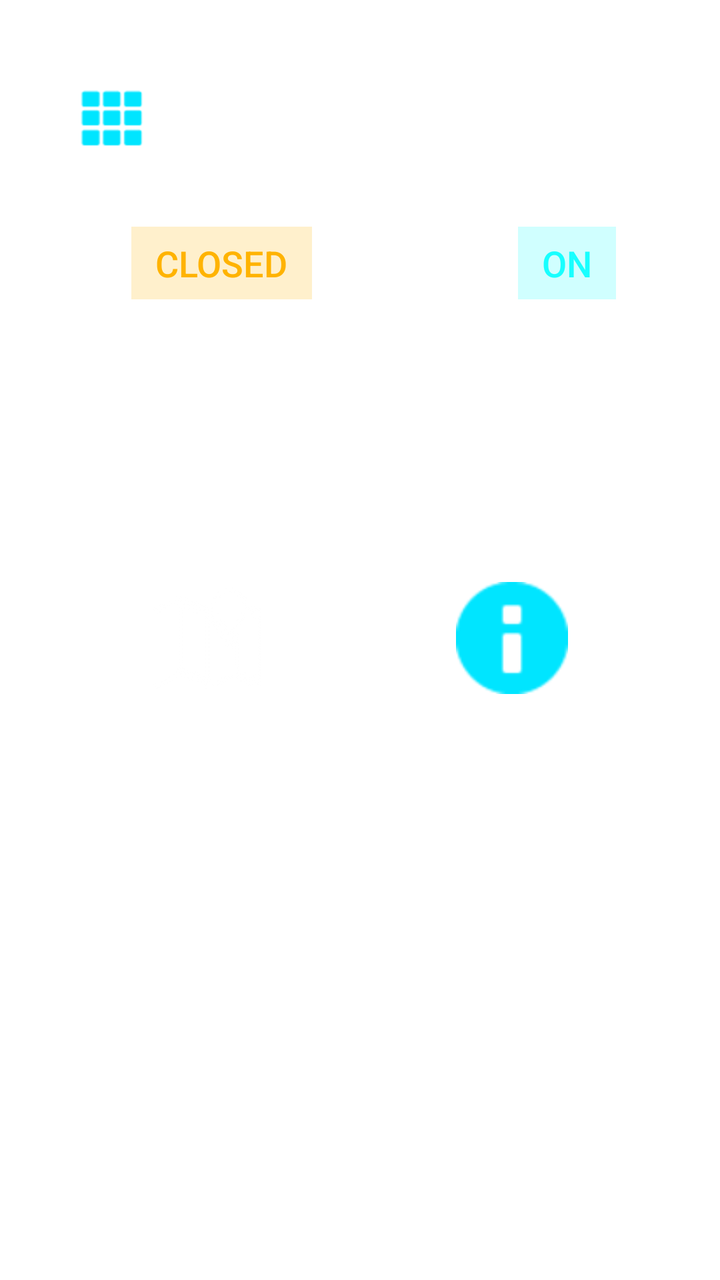
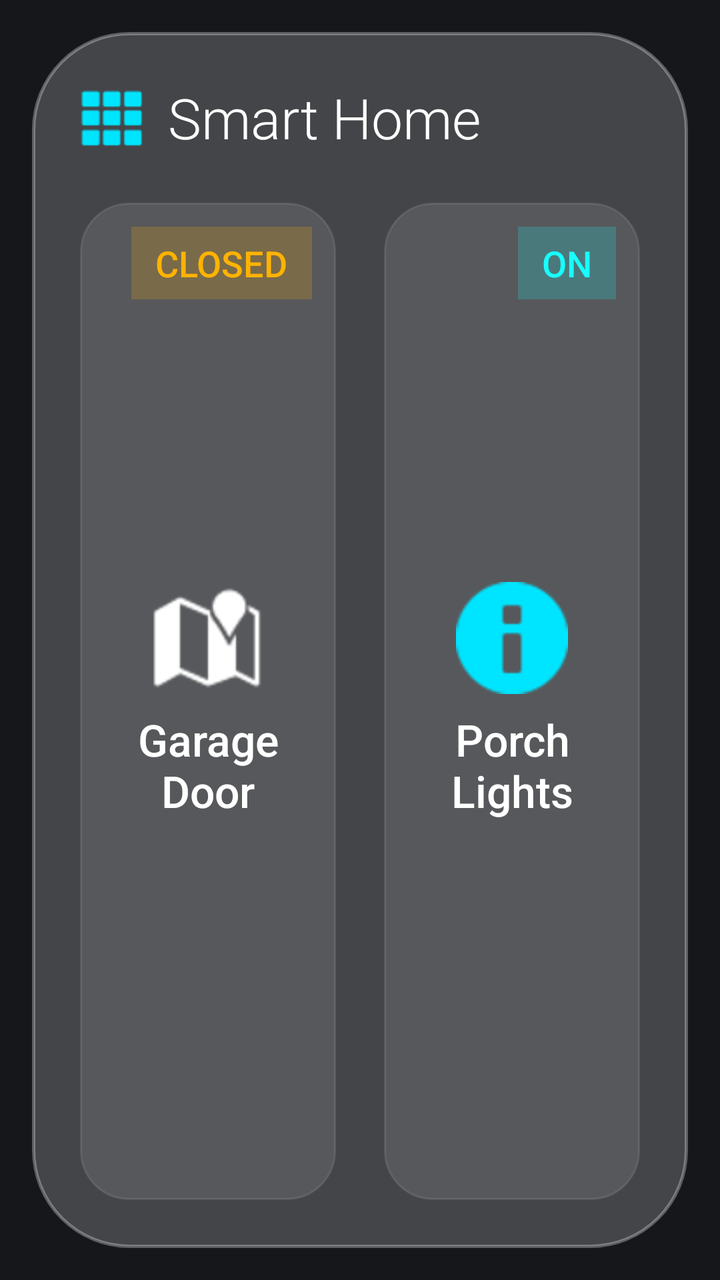

Two renders of the same Android screen: before a commit and after it. Below are the layout's source before the change and the commit's diff.
<!-- AndroidManifest.xml: application theme Theme.MockWidgets -->
<!-- res/layout/smart_device_widget.xml -->
<?xml version="1.0" encoding="utf-8"?>
<FrameLayout xmlns:android="http://schemas.android.com/apk/res/android"
    android:id="@+id/root_view"
    android:layout_width="match_parent"
    android:layout_height="match_parent"
    android:padding="16dp"
    android:background="@android:color/transparent">

    <LinearLayout
        android:layout_width="match_parent"
        android:layout_height="match_parent"
        android:orientation="vertical"
        android:background="@drawable/glass_panel"
        android:padding="24dp">

        
        <LinearLayout
            android:layout_width="match_parent"
            android:layout_height="wrap_content"
            android:orientation="horizontal"
            android:gravity="center_vertical"
            android:layout_marginBottom="24dp">
            <ImageView
                android:layout_width="32dp"
                android:layout_height="32dp"
                android:src="@android:drawable/ic_dialog_dialer"
                android:tint="#00E5FF"
                android:layout_marginRight="12dp"/>
            <TextView
                android:layout_width="wrap_content"
                android:layout_height="wrap_content"
                android:text="Smart Home"
                android:textColor="#FFFFFF"
                android:textSize="28sp"
                android:fontFamily="sans-serif-light"/>
        </LinearLayout>

        
        <LinearLayout
            android:layout_width="match_parent"
            android:layout_height="match_parent"
            android:orientation="horizontal">

            
            <FrameLayout
                android:id="@+id/btn_garage"
                android:layout_width="0dp"
                android:layout_height="match_parent"
                android:layout_weight="1"
                android:layout_marginRight="12dp"
                android:background="@drawable/glass_card_inner">
                
                <LinearLayout
                    android:layout_width="match_parent"
                    android:layout_height="match_parent"
                    android:orientation="vertical"
                    android:padding="16dp"
                    android:gravity="center">
                    <ImageView
                        android:layout_width="56dp"
                        android:layout_height="56dp"
                        android:src="@android:drawable/ic_dialog_map"
                        android:tint="#FFFFFF"
                        android:layout_marginBottom="8dp"/>
                    <TextView
                        android:layout_width="wrap_content"
                        android:layout_height="wrap_content"
                        android:text="Garage Door"
                        android:textColor="#FFFFFF"
                        android:textSize="22sp"
                        android:fontFamily="sans-serif-medium"
                        android:gravity="center"/>
                </LinearLayout>

                
                <TextView
                    android:id="@+id/badge_garage"
                    android:layout_width="wrap_content"
                    android:layout_height="wrap_content"
                    android:text="CLOSED"
                    android:textColor="#FFB300"
                    android:textSize="18sp"
                    android:fontFamily="sans-serif-medium"
                    android:background="#33FFB300"
                    android:paddingLeft="12dp"
                    android:paddingRight="12dp"
                    android:paddingTop="6dp"
                    android:paddingBottom="6dp"
                    android:layout_gravity="top|right"
                    android:layout_margin="12dp"/>
            </FrameLayout>

            
            <FrameLayout
                android:id="@+id/btn_lights"
                android:layout_width="0dp"
                android:layout_height="match_parent"
                android:layout_weight="1"
                android:layout_marginLeft="12dp"
                android:background="@drawable/glass_card_inner">
                
                <LinearLayout
                    android:layout_width="match_parent"
                    android:layout_height="match_parent"
                    android:orientation="vertical"
                    android:padding="16dp"
                    android:gravity="center">
                    <ImageView
                        android:layout_width="56dp"
                        android:layout_height="56dp"
                        android:src="@android:drawable/ic_dialog_info"
                        android:tint="#00E5FF"
                        android:layout_marginBottom="8dp"/>
                    <TextView
                        android:layout_width="wrap_content"
                        android:layout_height="wrap_content"
                        android:text="Porch Lights"
                        android:textColor="#FFFFFF"
                        android:textSize="22sp"
                        android:fontFamily="sans-serif-medium"
                        android:gravity="center"/>
                </LinearLayout>

                
                <TextView
                    android:id="@+id/badge_lights"
                    android:layout_width="wrap_content"
                    android:layout_height="wrap_content"
                    android:text="ON"
                    android:textColor="#18FFFF"
                    android:textSize="18sp"
                    android:fontFamily="sans-serif-medium"
                    android:background="#3318FFFF"
                    android:paddingLeft="12dp"
                    android:paddingRight="12dp"
                    android:paddingTop="6dp"
                    android:paddingBottom="6dp"
                    android:layout_gravity="top|right"
                    android:layout_margin="12dp"/>
            </FrameLayout>
        </LinearLayout>
    </LinearLayout>
</FrameLayout>
<!-- resources referenced by this layout -->
<resources>
  <!-- drawable glass_card_inner (drawable) -->
  <?xml version="1.0" encoding="utf-8"?>
  <shape xmlns:android="http://schemas.android.com/apk/res/android"
      android:shape="rectangle">
      <solid android:color="#1AFFFFFF"/>
      <corners android:radius="24dp"/>
      <stroke android:width="1dp" android:color="#1AFFFFFF"/>
  </shape>
  <!-- drawable glass_panel (drawable) -->
  <?xml version="1.0" encoding="utf-8"?>
  <shape xmlns:android="http://schemas.android.com/apk/res/android"
      android:shape="rectangle">
      <solid android:color="@color/glass_panel_bg" />
      <corners android:radius="48dp" />
      <stroke
          android:width="1.5dp"
          android:color="@color/glass_panel_border" />
  </shape>
  <style name="Theme.MockWidgets" parent="@android:style/Theme.DeviceDefault.NoActionBar">
          <item name="android:windowBackground">@android:color/transparent</item>
          <item name="android:windowIsTranslucent">true</item>
          <item name="android:windowNoTitle">true</item>
          <item name="android:backgroundDimEnabled">false</item>
      </style>
  <color name="glass_panel_bg">#33FFFFFF</color>
  <color name="glass_panel_border">#4DFFFFFF</color>
</resources>

<!-- the commit's change to res/layout/smart_device_widget.xml (unified diff, before → after) -->
@@ -4,7 +4,7 @@
     android:layout_width="match_parent"
     android:layout_height="match_parent"
     android:padding="16dp"
-    android:background="@android:color/transparent">
+    android:background="#15171A">
 
     <LinearLayout
         android:layout_width="match_parent"
